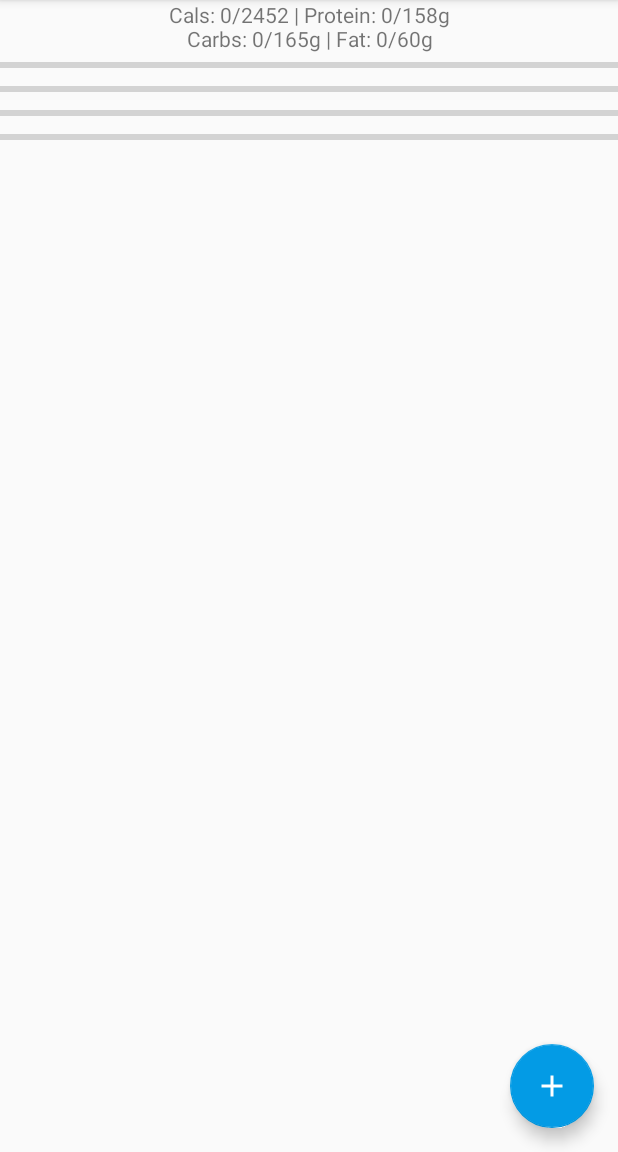
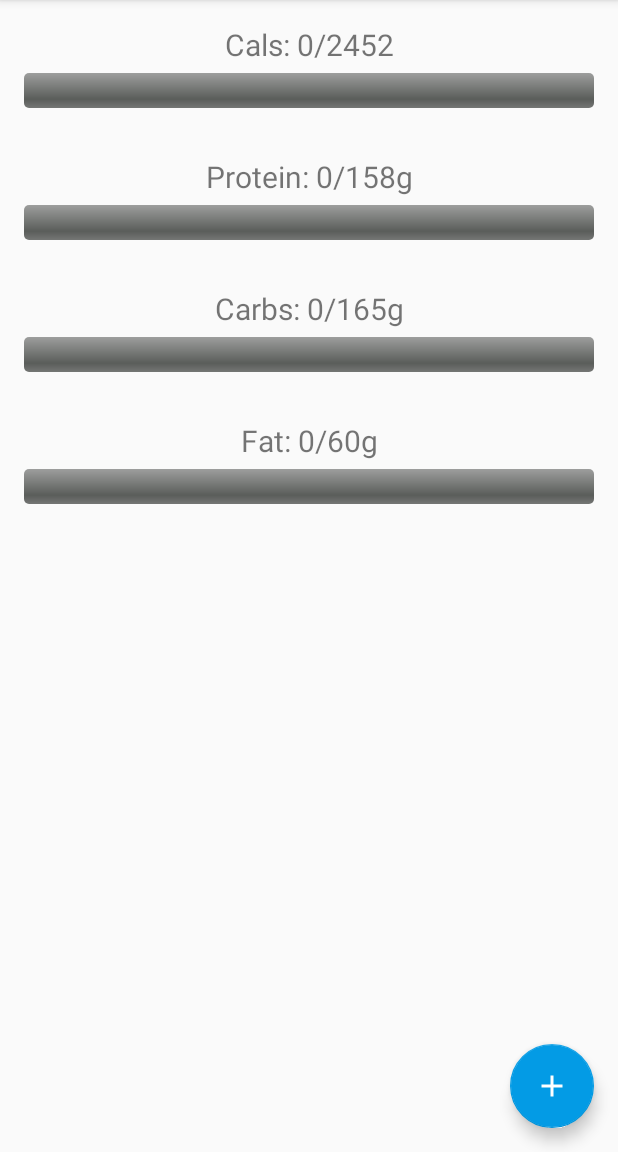
Before and after one commit to sidward35/FoodLog, an Android app: the screen it shows after launch (MainActivity), on a phone screen of 412 x 824 dp, the part 84-1236 px from its top. Run offline under Robolectric (Android 15) with nearby library versions, the phone set to English and light mode, and no system bars; 4 statements that could not run were skipped.

Commit message:
Clean up homepage UI and change progress bar color to gradient

```diff
--- a/app/src/main/java/cf/sidward35/foodlog/MainActivity.java
+++ b/app/src/main/java/cf/sidward35/foodlog/MainActivity.java
@@ -39,6 +39,7 @@ public class MainActivity extends AppCompatActivity {
     String mealType = "";
     final String extStorageDirectory = Environment.getExternalStorageDirectory().toString();
     final String FOLDERNAME = "FoodLogApp", FILENAME = "FoodLogData.txt";
+    final int CALSMAX = 2452, PROTEINMAX = 158, CARBSMAX = 165, FATMAX = 60;
 
     @Override
     protected void onCreate(Bundle savedInstanceState) {
@@ -267,15 +268,24 @@ public class MainActivity extends AppCompatActivity {
     }
 
     private void updateHomePage(File file) {
-        TextView hw = findViewById(R.id.helloworld);
+        TextView calsText = findViewById(R.id.cals_text);
+        TextView protText = findViewById(R.id.prot_text);
+        TextView carbsText = findViewById(R.id.carbs_text);
+        TextView fatText = findViewById(R.id.fat_text);
+
+        calsText.setText("Cals: 0/"+CALSMAX);
+        protText.setText("Protein: 0/"+PROTEINMAX+"g");
+        carbsText.setText("Carbs: 0/"+CARBSMAX+"g");
+        fatText.setText("Fat: 0/"+FATMAX+"g");
+
         ProgressBar calsBar = findViewById(R.id.progressBar);
-        calsBar.setMax(2452);
+        calsBar.setMax(CALSMAX);
         ProgressBar protBar = findViewById(R.id.progressBar2);
-        protBar.setMax(158);
+        protBar.setMax(PROTEINMAX);
         ProgressBar carbsBar = findViewById(R.id.progressBar3);
-        carbsBar.setMax(165);
+        carbsBar.setMax(CARBSMAX);
         ProgressBar fatBar = findViewById(R.id.progressBar4);
-        fatBar.setMax(60);
+        fatBar.setMax(FATMAX);
 
         String todayData = readFromFile(file);
         String[] todayLines = todayData.split("\n");
@@ -286,7 +296,11 @@ public class MainActivity extends AppCompatActivity {
             todayCarbs+=Integer.parseInt(str.substring(ordinalIndexOf(str, "|", 4)+2, ordinalIndexOf(str, "|", 5)-1));
             todayFat+=Integer.parseInt(str.substring(ordinalIndexOf(str, "|", 5)+2));
         }
-        hw.setText("Cals: "+todayCals+"/2452 | Protein: "+todayProt+"/158g\nCarbs: "+todayCarbs+"/165g | Fat: "+todayFat+"/60g");
+
+        calsText.setText("Cals: "+todayCals+"/"+CALSMAX);
+        protText.setText("Protein: "+todayProt+"/"+PROTEINMAX+"g");
+        carbsText.setText("Carbs: "+todayCarbs+"/"+CARBSMAX+"g");
+        fatText.setText("Fat: "+todayFat+"/"+FATMAX+"g");
 
         calsBar.setProgress(todayCals);
         protBar.setProgress(todayProt);
--- /dev/null
+++ b/app/src/main/res/drawable/gr_gradient.xml
@@ -0,0 +1,46 @@
+<layer-list xmlns:android="http://schemas.android.com/apk/res/android">
+
+    <item android:id="@android:id/background">
+        <shape>
+            <corners android:radius="3dip" />
+            <gradient
+                android:startColor="#ff9d9e9d"
+                android:centerColor="#ff5a5d5a"
+                android:centerY="0.75"
+                android:endColor="#ff747674"
+                android:angle="270"
+                />
+        </shape>
+    </item>
+
+    <item android:id="@android:id/secondaryProgress">
+        <clip>
+            <shape>
+                <corners android:radius="5dip" />
+                <gradient
+                    android:startColor="#80ffd300"
+                    android:centerColor="#80ffb600"
+                    android:centerY="0.75"
+                    android:endColor="#a0ffcb00"
+                    android:angle="270"
+                    />
+            </shape>
+        </clip>
+    </item>
+
+    <item android:id="@android:id/progress">
+        <clip>
+            <shape>
+                <corners
+                    android:radius="3dip" />
+                <gradient
+                    android:startColor="#00FF00"
+                    android:centerColor="#FFEB3B"
+                    android:endColor="#FF0000"
+                    android:angle="0"
+                    />
+            </shape>
+        </clip>
+    </item>
+
+</layer-list>
--- /dev/null
+++ b/app/src/main/res/drawable/rg_gradient.xml
@@ -0,0 +1,46 @@
+<layer-list xmlns:android="http://schemas.android.com/apk/res/android">
+
+    <item android:id="@android:id/background">
+        <shape>
+            <corners android:radius="3dip" />
+            <gradient
+                android:startColor="#ff9d9e9d"
+                android:centerColor="#ff5a5d5a"
+                android:centerY="0.75"
+                android:endColor="#ff747674"
+                android:angle="270"
+                />
+        </shape>
+    </item>
+
+    <item android:id="@android:id/secondaryProgress">
+        <clip>
+            <shape>
+                <corners android:radius="5dip" />
+                <gradient
+                    android:startColor="#80ffd300"
+                    android:centerColor="#80ffb600"
+                    android:centerY="0.75"
+                    android:endColor="#a0ffcb00"
+                    android:angle="270"
+                    />
+            </shape>
+        </clip>
+    </item>
+
+    <item android:id="@android:id/progress">
+        <clip>
+            <shape>
+                <corners
+                    android:radius="3dip" />
+                <gradient
+                    android:startColor="#FF0000"
+                    android:centerColor="#FFEB3B"
+                    android:endColor="#00FF00"
+                    android:angle="0"
+                    />
+            </shape>
+        </clip>
+    </item>
+
+</layer-list>
--- a/app/src/main/res/layout/content_main.xml
+++ b/app/src/main/res/layout/content_main.xml
@@ -14,35 +14,93 @@
         android:orientation="vertical">
 
         <TextView
-            android:id="@+id/helloworld"
+            android:id="@+id/cals_text"
             android:layout_width="match_parent"
             android:layout_height="wrap_content"
+            android:layout_marginTop="@dimen/fab_margin"
+            android:layout_marginBottom="5dp"
             android:text="No entries yet!"
-            android:textAlignment="center" />
+            android:textAlignment="center"
+            android:textSize="20sp" />
 
         <ProgressBar
             android:id="@+id/progressBar"
             style="?android:attr/progressBarStyleHorizontal"
             android:layout_width="match_parent"
-            android:layout_height="wrap_content" />
+            android:layout_height="wrap_content"
+            android:minHeight="23dp"
+            android:maxHeight="23dp"
+            android:layout_marginLeft="@dimen/fab_margin"
+            android:layout_marginRight="@dimen/fab_margin"
+            android:layout_marginBottom="@dimen/fab_margin"
+            android:progressDrawable="@drawable/rg_gradient" />
+
+        <TextView
+            android:id="@+id/prot_text"
+            android:layout_width="match_parent"
+            android:layout_height="wrap_content"
+            android:layout_marginTop="@dimen/fab_margin"
+            android:layout_marginBottom="5dp"
+            android:text="No entries yet!"
+            android:textAlignment="center"
+            android:textSize="20sp" />
 
         <ProgressBar
             android:id="@+id/progressBar2"
             style="?android:attr/progressBarStyleHorizontal"
             android:layout_width="match_parent"
-            android:layout_height="wrap_content" />
+            android:layout_height="wrap_content"
+            android:minHeight="23dp"
+            android:maxHeight="23dp"
+            android:layout_marginLeft="@dimen/fab_margin"
+            android:layout_marginRight="@dimen/fab_margin"
+            android:layout_marginBottom="@dimen/fab_margin"
+            android:progressDrawable="@drawable/rg_gradient" />
+
+        <TextView
+            android:id="@+id/carbs_text"
+            android:layout_width="match_parent"
+            android:layout_height="wrap_content"
+            android:layout_marginTop="@dimen/fab_margin"
+            android:layout_marginBottom="5dp"
+            android:text="No entries yet!"
+            android:textAlignment="center"
+            android:textSize="20sp" />
 
         <ProgressBar
             android:id="@+id/progressBar3"
             style="?android:attr/progressBarStyleHorizontal"
             android:layout_width="match_parent"
-            android:layout_height="wrap_content" />
+            android:layout_height="wrap_content"
+            android:minHeight="23dp"
+            android:maxHeight="23dp"
+            android:layout_marginLeft="@dimen/fab_margin"
+            android:layout_marginRight="@dimen/fab_margin"
+            android:layout_marginBottom="@dimen/fab_margin"
+            android:progressDrawable="@drawable/rg_gradient" />
+
+        <TextView
+            android:id="@+id/fat_text"
+            android:layout_width="match_parent"
+            android:layout_height="wrap_content"
+            android:layout_marginTop="@dimen/fab_margin"
+            android:layout_marginBottom="5dp"
+            android:text="No entries yet!"
+            android:textAlignment="center"
+            android:textSize="20sp" />
 
         <ProgressBar
             android:id="@+id/progressBar4"
             style="?android:attr/progressBarStyleHorizontal"
             android:layout_width="match_parent"
-            android:layout_height="wrap_content" />
+            android:layout_height="wrap_content"
+            android:minHeight="23dp"
+            android:maxHeight="23dp"
+            android:layout_marginLeft="@dimen/fab_margin"
+            android:layout_marginRight="@dimen/fab_margin"
+            android:layout_marginBottom="@dimen/fab_margin"
+            android:progressDrawable="@drawable/gr_gradient" />
+
     </LinearLayout>
 
 </androidx.constraintlayout.widget.ConstraintLayout>
```
Also changed, not shown: 1 other file.
